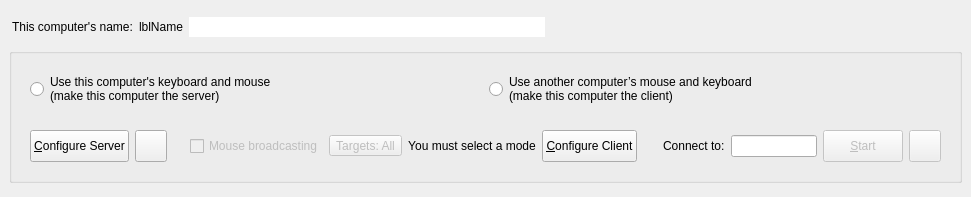
Qt form src/lib/gui/MainWindow.ui (qiyu-lu/deskflow) before a commit.
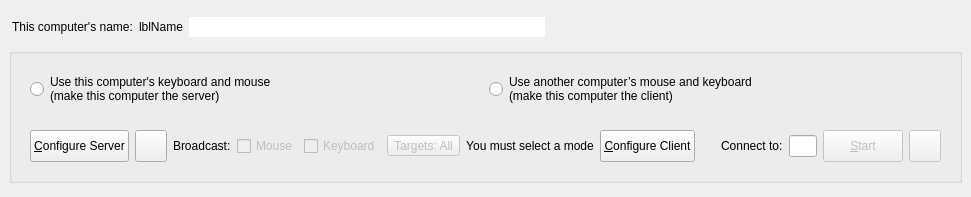
The same form after that commit. Icons and pictures are not drawn.

Commit message: feat(input-broadcast): add keyboard broadcasting

Diff of the .ui file:
```diff
--- a/src/lib/gui/MainWindow.ui
+++ b/src/lib/gui/MainWindow.ui
@@ -307,10 +307,27 @@
                </property>
               </spacer>
              </item>
+             <item>
+              <widget class="QLabel" name="lblInputBroadcast">
+               <property name="text">
+                <string>Broadcast:</string>
+               </property>
+              </widget>
+             </item>
              <item>
               <widget class="QCheckBox" name="checkMouseBroadcast">
                <property name="text">
-                <string>Mouse broadcasting</string>
+                <string>Mouse</string>
+               </property>
+               <property name="enabled">
+                <bool>false</bool>
+               </property>
+              </widget>
+             </item>
+             <item>
+              <widget class="QCheckBox" name="checkKeyboardBroadcast">
+               <property name="text">
+                <string>Keyboard</string>
                </property>
                <property name="enabled">
                 <bool>false</bool>
```
The commit also changes 50 other files.
